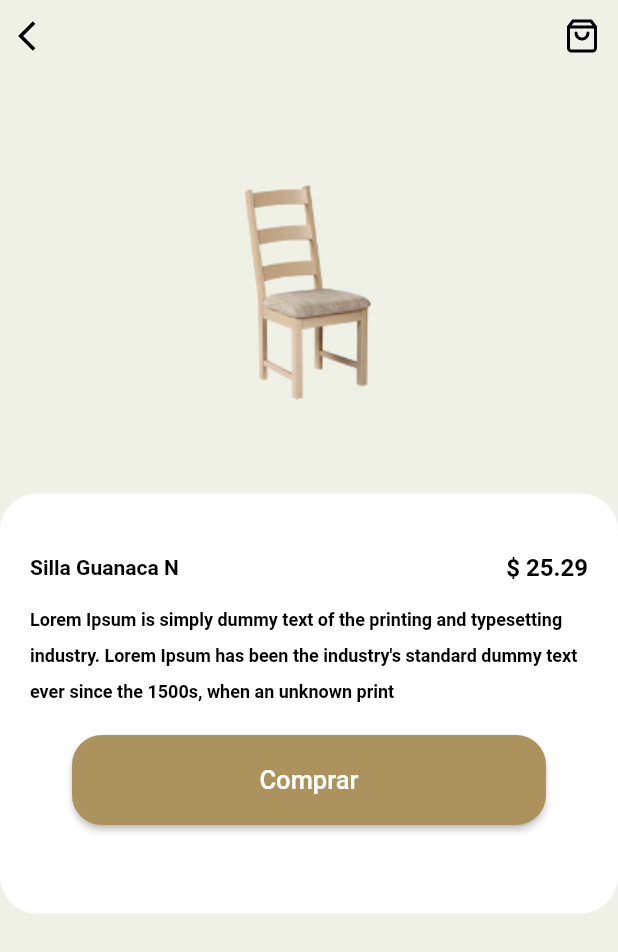
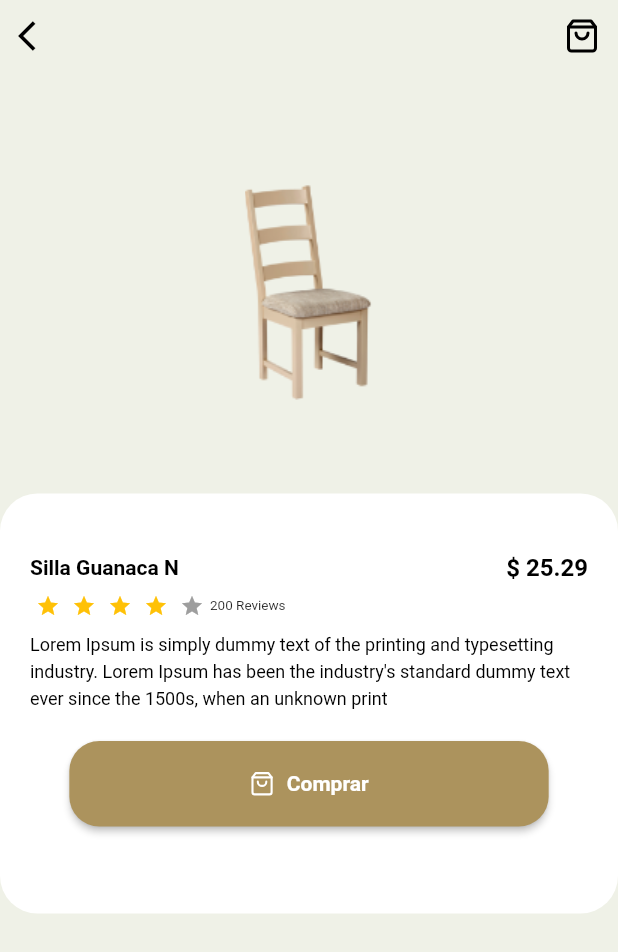
Before and after one commit to vpineda7/parcial2ETPS3, a Flutter app: the screen it shows after launch, after a tap on "Silla Guanaca N", on a phone screen of 412 x 824 dp. Shown: the top 952 px of the screen. Run offline on Flutter 3.47's test engine with Material 2 defaults, Android fonts, the phone set to English and light mode, and no system bars; drawn by our look-alikes of flutter_rating_bar; our stand-ins replace audioplayers, flutter_feather_icons, flutter_vector_icons, page_transition.

```diff
--- a/lib/paginas/details.dart
+++ b/lib/paginas/details.dart
@@ -5,7 +5,7 @@ import 'package:spotifyclone/paginas/carrito.dart';
 import 'package:spotifyclone/paginas/home.dart';
 import '../constantes/const.dart';
 import 'package:flutter_feather_icons/flutter_feather_icons.dart';
-
+import 'package:flutter_rating_bar/flutter_rating_bar.dart';
 
 class FurnitureDetails extends StatefulWidget {
   final dynamic furniture;
@@ -80,40 +80,53 @@ class _FurnitureDetailsState extends State<FurnitureDetails> {
                              ],
 
                           ),
-                          SizedBox(height:10),
+                          SizedBox(height:8),
+                          Row(children: [
+
+                            RatingBar.builder(
+                              wrapAlignment: WrapAlignment.start,
+                              itemSize: 16,
+                              initialRating: 4,
+                              minRating: 1,
+                              direction: Axis.horizontal,
+                              allowHalfRating: true,
+                              itemCount: 5,
+                              itemPadding: EdgeInsets.symmetric(horizontal: 4.0),
+                              itemBuilder: (context, _) => Icon(
+                                Icons.star,
+                                color: Colors.amber,
+
+                              ),
+                              onRatingUpdate: (rating) {
+                                print(rating);
+
+                              },
+                            ),
+                            Text(
+                              "200 Reviews",
+                              style: TextStyle(
+                                fontSize: 9
+                              ),
+                            )
+                          ],),
+                          SizedBox(height:8),
                           Text(
                             widget.furniture['description'],
                             style: TextStyle(
                                 fontSize: 12,
-                                height: 2,
+                                height: 1.5,
                                 color: Colors.black,
-                                fontWeight: FontWeight.w600),
+                                ),
                           ),
                           SizedBox(height: 20,),
-                          ElevatedButton(
-
-                            style: ButtonStyle(
-
-                              backgroundColor: MaterialStateProperty.all<Color>(
-                                                Color.fromRGBO(172, 147, 93, 1),
-                                                ),
-                              shape: MaterialStateProperty.all<OutlinedBorder>(
-                                RoundedRectangleBorder(
-                                  borderRadius: BorderRadius.circular(20.0),
-                                ),
-                              ),
-
-                              padding: MaterialStateProperty.all<EdgeInsets>(
-                                EdgeInsets.symmetric(
-                                  horizontal: 125.0,
-                                  vertical: 20.0,
-                                ),
-                              ),
-                            ),
-
-                            child: Text("Comprar", style:TextStyle(fontSize: 17),),
-
-                            onPressed: () {
+                          ElevatedButton.icon(
+                          icon: Icon(
+                            FeatherIcons.shoppingBag,
+                            color: Colors.white,// Color.fromRGBO(172, 147, 93, 1),
+                            size: 17.0,
+                          ),
+                          label: Text('Comprar', style: TextStyle(fontSize: 14, fontWeight: FontWeight.bold),),
+                          onPressed: () {
                               Navigator.push(
                               context,
                               PageTransition(
@@ -121,9 +134,28 @@ class _FurnitureDetailsState extends State<FurnitureDetails> {
                                 child: Carrito(),
                                 type: PageTransitionType.fade)
                               );
-                            },
-                          )
+                          },
+                          style: ButtonStyle(
 
+                            backgroundColor: MaterialStateProperty.all<Color>(
+                                              Color.fromRGBO(172, 147, 93, 1),
+                                              ),
+                            shape: MaterialStateProperty.all<OutlinedBorder>(
+                              RoundedRectangleBorder(
+                                borderRadius: BorderRadius.circular(20.0),
+
+                              ),
+                            ),
+
+                            padding: MaterialStateProperty.all<EdgeInsets>(
+                              EdgeInsets.symmetric(
+                                horizontal: 120.0,
+                                vertical: 20.0,
+                              ),
+                            ),
+                          ),
+
+                          ),
                         ]),
                     ),
               ),
--- a/pubspec.yaml
+++ b/pubspec.yaml
@@ -38,6 +38,7 @@ dependencies:
   flutter_vector_icons: ^1.0.0
   page_transition: ^2.0.5
   audioplayers: ^0.20.1
+  flutter_rating_bar: ^4.0.0
 
 
 dev_dependencies:
```
Also changed, not shown: pubspec.lock.
